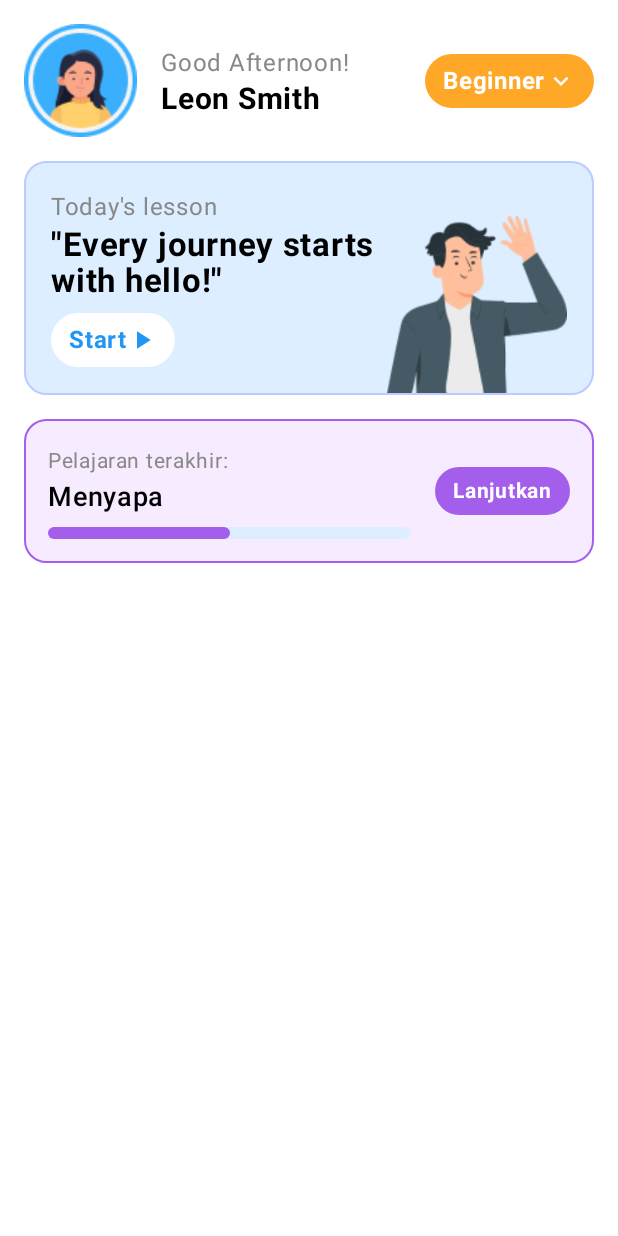
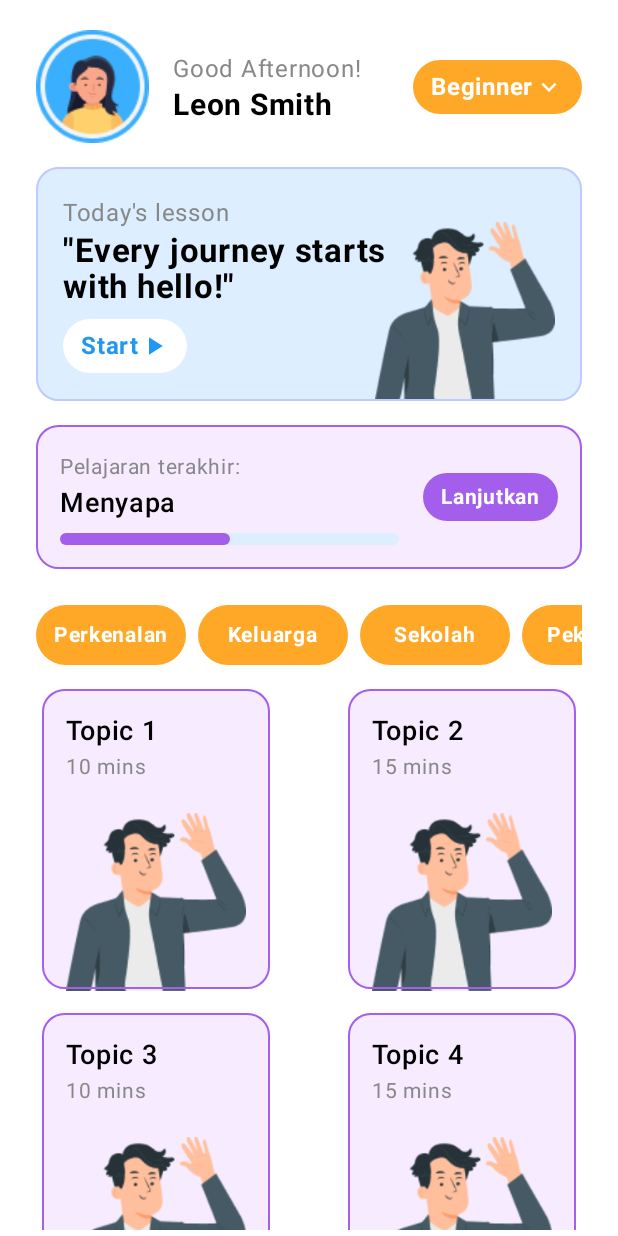
Before and after one commit to theressathebez/VP_ALP, an Android app built with Jetpack Compose: the screen it shows after launch (MainActivity), on a phone screen of 412 x 824 dp. Run offline under Robolectric (Android 15) with nearby library versions, the phone set to English and light mode, and no system bars.

Commit message:
home view done

```diff
--- a/app/src/main/java/com/example/vp_alp/MainActivity.kt
+++ b/app/src/main/java/com/example/vp_alp/MainActivity.kt
@@ -1,5 +1,6 @@
 package com.example.vp_alp
 
+import StudyScroll
 import StudyView
 import android.os.Bundle
 import androidx.activity.ComponentActivity
@@ -13,7 +14,7 @@ class MainActivity : ComponentActivity() {
         enableEdgeToEdge()
         setContent {
             VP_ALPTheme {
-                StudyView()
+                StudyScroll()
             }
         }
     }
--- a/app/src/main/java/com/example/vp_alp/view/StudyView.kt
+++ b/app/src/main/java/com/example/vp_alp/view/StudyView.kt
@@ -3,6 +3,8 @@ import androidx.compose.foundation.Image
 import androidx.compose.foundation.background
 import androidx.compose.foundation.border
 import androidx.compose.foundation.layout.*
+import androidx.compose.foundation.lazy.LazyColumn
+import androidx.compose.foundation.lazy.LazyRow
 import androidx.compose.foundation.shape.RoundedCornerShape
 import androidx.compose.material.icons.Icons
 import androidx.compose.material.icons.filled.KeyboardArrowDown
@@ -18,8 +20,112 @@ import androidx.compose.ui.text.font.FontWeight
 import androidx.compose.ui.tooling.preview.Preview
 import androidx.compose.ui.unit.dp
 import androidx.compose.ui.unit.sp
+import androidx.navigation.NavController
 import com.example.vp_alp.R
 import com.example.vp_alp.ui.theme.VP_ALPTheme
+
+@Composable
+fun StudyScroll() {
+    LazyColumn(
+        modifier = Modifier
+            .fillMaxSize()
+            .background(Color.White)
+            .padding(horizontal = 8.dp, vertical = 4.dp)
+    ) {
+        item {
+            StudyView()
+        }
+
+        item {
+            LazyRow(
+                modifier = Modifier
+                    .padding(vertical = 8.dp, horizontal = 16.dp)
+            ) {
+                val categories = listOf("Perkenalan", "Keluarga", "Sekolah", "Pekerjaan", "Perasaan")
+                items(categories.size) { index ->
+                    CatView(categoryName = categories[index])
+                    Spacer(modifier = Modifier.width(8.dp))
+                }
+            }
+        }
+
+        items(10) { index ->
+            Row(
+                modifier = Modifier
+                    .fillMaxWidth()
+                    .padding(horizontal = 20.dp, vertical = 8.dp), // Tambahkan padding horizontal
+                horizontalArrangement = Arrangement.SpaceBetween
+            ) {
+                // Kotak pertama
+                TopicView(title = "Topic ${(index * 2) + 1}", duration = "10 mins")
+                Spacer(modifier = Modifier.width(8.dp))
+                // Kotak kedua
+                TopicView(title = "Topic ${(index * 2) + 2}", duration = "15 mins")
+            }
+        }
+    }
+}
+
+@Composable
+fun CatView(categoryName: String) {
+    Box(
+        modifier = Modifier
+            .size(width = 100.dp, height = 40.dp)
+            .background(
+                color = Color(0xFFFFA726),
+                shape = RoundedCornerShape(30.dp)
+            ), contentAlignment = Alignment.Center
+    ) {
+        Text(
+            text = categoryName,
+            fontSize = 14.sp,
+            fontWeight = FontWeight.Bold,
+            color = Color.White
+        )
+    }
+}
+
+@Composable
+fun TopicView(
+    title: String,
+    duration: String
+) {
+    Box(
+        modifier = Modifier
+            .background(
+                color = Color(0xFFF7ECFF),
+                shape = RoundedCornerShape(15.dp)
+            )
+            .border(
+                border = BorderStroke(1.dp, Color(0xFFA35FED)),
+                shape = RoundedCornerShape(15.dp)
+            )
+            .padding(16.dp)
+    ) {
+        Column {
+            Text(
+                text = title,
+                fontSize = 18.sp,
+                fontWeight = FontWeight.SemiBold
+            )
+            Text(
+                text = duration,
+                fontSize = 14.sp,
+                fontWeight = FontWeight.Normal,
+                color = Color.Gray
+            )
+
+            Image(
+                painter = painterResource(id = R.drawable.frame),
+                contentDescription = "Lesson Image",
+                modifier = Modifier
+                    .size(120.dp)
+                    .offset(y = 18.dp)
+            )
+
+        }
+    }
+}
 
 @Composable
 fun StudyView(
@@ -59,7 +165,7 @@ fun StudyView(
             Box(
                 modifier = Modifier
                     .background(
-                        color = Color(0xFFFFA726), // Orange color
+                        color = Color(0xFFFFA726),
                         shape = RoundedCornerShape(30.dp)
                     )
                     .padding(horizontal = 12.dp, vertical = 6.dp),
@@ -234,10 +340,11 @@ fun StudyView(
     }
 }
 
+
 @Preview(showBackground = true, showSystemUi = true)
 @Composable
 fun MovieCardPreview() {
     VP_ALPTheme {
-        StudyView()
+        StudyScroll()
     }
 }
```
